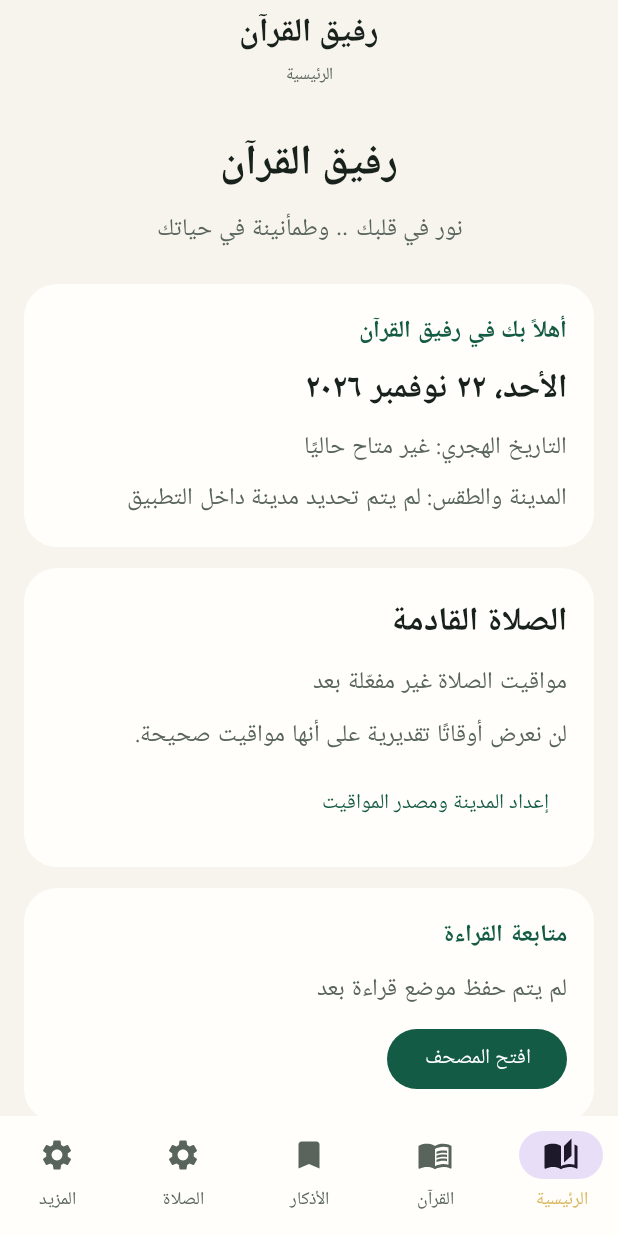
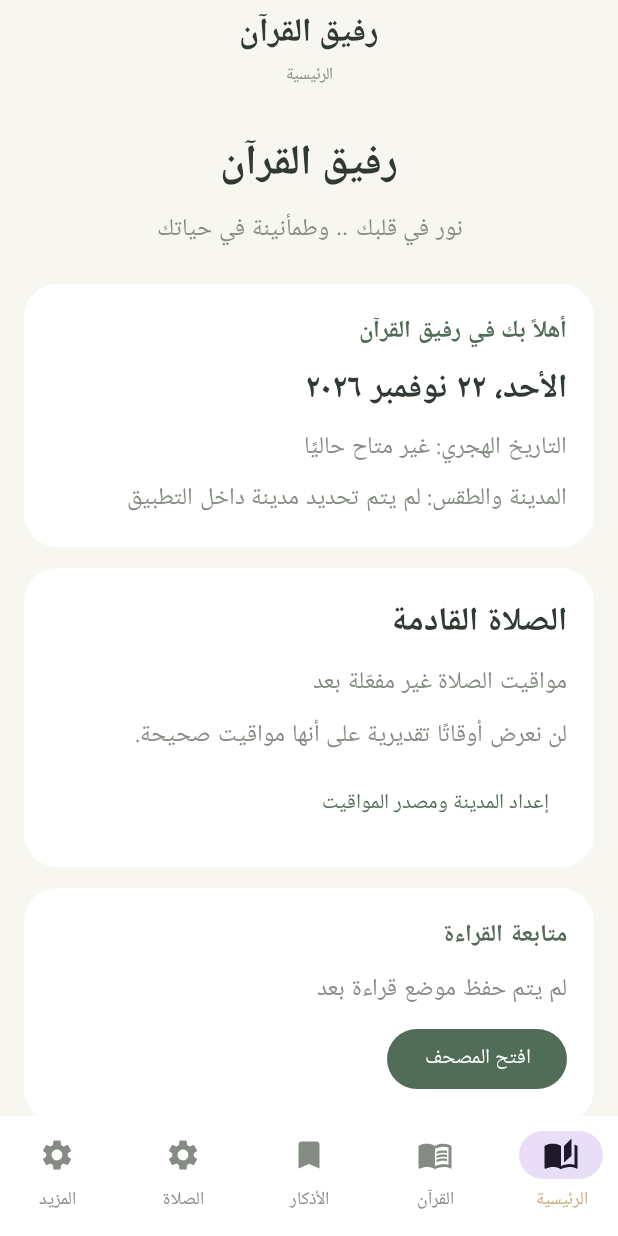
Before and after one commit to bdalrhmnla493-gif/-, an Android app built with Jetpack Compose: the screen it shows after launch (MainActivity), on a phone screen of 412 x 824 dp. Run offline under Robolectric (Android 15) with nearby library versions, the phone set to English and light mode, and no system bars.

Commit message:
Apply soft luxury Islamic color palette

```diff
--- a/app/src/main/java/com/rafiq/quran/ui/theme/Theme.kt
+++ b/app/src/main/java/com/rafiq/quran/ui/theme/Theme.kt
@@ -6,36 +6,38 @@ import androidx.compose.material3.lightColorScheme
 import androidx.compose.runtime.Composable
 import androidx.compose.ui.graphics.Color
 
-private val Gold = Color(0xFFD8B65C)
-private val Emerald = Color(0xFF145B45)
-private val Navy = Color(0xFF172B3A)
+private val Gold = Color(0xFFC7AD7B)
+private val SoftGreen = Color(0xFF78917C)
+private val Green = Color(0xFF526D57)
+private val Ink = Color(0xFF303A32)
+private val Muted = Color(0xFF858C83)
 
 private val LightColors = lightColorScheme(
-    primary = Emerald,
+    primary = Green,
     onPrimary = Color.White,
     secondary = Gold,
-    onSecondary = Color(0xFF211B0D),
-    tertiary = Navy,
-    background = Color(0xFFF6F4ED),
-    onBackground = Color(0xFF18211C),
-    surface = Color(0xFFFFFEFA),
-    onSurface = Color(0xFF18211C),
-    surfaceVariant = Color(0xFFEAE8DE),
-    onSurfaceVariant = Color(0xFF59645D)
+    onSecondary = Ink,
+    tertiary = SoftGreen,
+    background = Color(0xFFF7F6F0),
+    onBackground = Ink,
+    surface = Color.White,
+    onSurface = Ink,
+    surfaceVariant = Color(0xFFEEF0E9),
+    onSurfaceVariant = Muted
 )
 
 private val DarkColors = darkColorScheme(
-    primary = Color(0xFF78B99A),
-    onPrimary = Color(0xFF082217),
+    primary = Color(0xFF9AB39D),
+    onPrimary = Color(0xFF142018),
     secondary = Gold,
-    onSecondary = Color(0xFF251D08),
-    tertiary = Color(0xFF9EB9CA),
-    background = Color(0xFF0B120E),
-    onBackground = Color(0xFFE9EFE9),
-    surface = Color(0xFF131D17),
-    onSurface = Color(0xFFE9EFE9),
-    surfaceVariant = Color(0xFF202D25),
-    onSurfaceVariant = Color(0xFFB9C6BC)
+    onSecondary = Color(0xFF211B10),
+    tertiary = Color(0xFFB9C8B9),
+    background = Color(0xFF101711),
+    onBackground = Color(0xFFE9EEE8),
+    surface = Color(0xFF19231C),
+    onSurface = Color(0xFFE9EEE8),
+    surfaceVariant = Color(0xFF263329),
+    onSurfaceVariant = Color(0xFFB8C3B9)
 )
 
 @Composable
```
